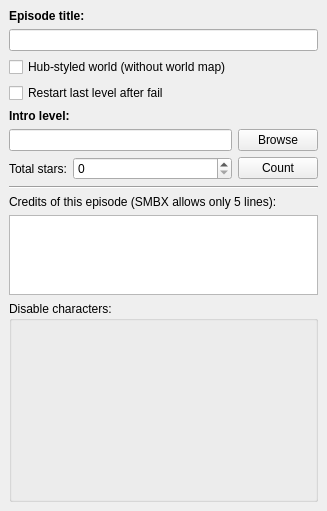
Above: Editor/main_window/dock/wld_settings_box.ui from WohlSoft/Moondust-Project before the change. Below: the same form after it.
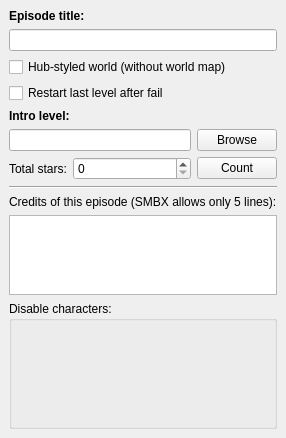
That is the form after the change. Icons and pictures are not drawn.

What changed in the file:
```diff
--- a/Editor/main_window/dock/wld_settings_box.ui
+++ b/Editor/main_window/dock/wld_settings_box.ui
@@ -6,8 +6,8 @@
    <rect>
     <x>0</x>
     <y>0</y>
-    <width>327</width>
-    <height>511</height>
+    <width>261</width>
+    <height>438</height>
    </rect>
   </property>
   <property name="windowIcon">
@@ -22,6 +22,9 @@
   </property>
   <widget class="QWidget" name="dockWidgetContents_3">
    <layout class="QGridLayout" name="gridLayout_18" rowstretch="0,0,0,0,0,0,0,0,0,0,80" columnstretch="20,80,0">
+    <property name="sizeConstraint">
+     <enum>QLayout::SetMinimumSize</enum>
+    </property>
     <item row="9" column="0" colspan="3">
      <widget class="QTextEdit" name="WLD_Credirs">
       <property name="minimumSize">
@@ -43,8 +46,8 @@
        <string notr="true">&lt;!DOCTYPE HTML PUBLIC &quot;-//W3C//DTD HTML 4.0//EN&quot; &quot;http://www.w3.org/TR/REC-html40/strict.dtd&quot;&gt;
 &lt;html&gt;&lt;head&gt;&lt;meta name=&quot;qrichtext&quot; content=&quot;1&quot; /&gt;&lt;style type=&quot;text/css&quot;&gt;
 p, li { white-space: pre-wrap; }
-&lt;/style&gt;&lt;/head&gt;&lt;body style=&quot; font-family:'Tahoma'; font-size:9pt; font-weight:400; font-style:normal;&quot;&gt;
-&lt;p style=&quot;-qt-paragraph-type:empty; margin-top:0px; margin-bottom:0px; margin-left:0px; margin-right:0px; -qt-block-indent:0; text-indent:0px; font-family:'MS Shell Dlg 2'; font-size:8.25pt;&quot;&gt;&lt;br /&gt;&lt;/p&gt;&lt;/body&gt;&lt;/html&gt;</string>
+&lt;/style&gt;&lt;/head&gt;&lt;body style=&quot; font-family:'Tahoma'; font-size:8pt; font-weight:400; font-style:normal;&quot;&gt;
+&lt;p style=&quot;-qt-paragraph-type:empty; margin-top:0px; margin-bottom:0px; margin-left:0px; margin-right:0px; -qt-block-indent:0; text-indent:0px;&quot;&gt;&lt;br /&gt;&lt;/p&gt;&lt;/body&gt;&lt;/html&gt;</string>
       </property>
       <property name="acceptRichText">
        <bool>false</bool>
@@ -96,7 +99,7 @@
       </property>
       <layout class="QFormLayout" name="DisableCharactersL">
        <property name="sizeConstraint">
-        <enum>QLayout::SetNoConstraint</enum>
+        <enum>QLayout::SetMinimumSize</enum>
        </property>
        <property name="fieldGrowthPolicy">
         <enum>QFormLayout::AllNonFixedFieldsGrow</enum>
```
